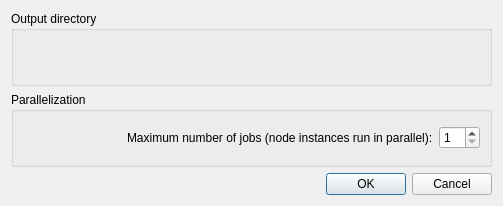
Before: the Qt Designer form src/openms_gui/source/VISUAL/DIALOGS/TOPPASOutputFilesDialog.ui in OpenMS/OpenMS-TOPP-GUI, drawn with Qt 5.
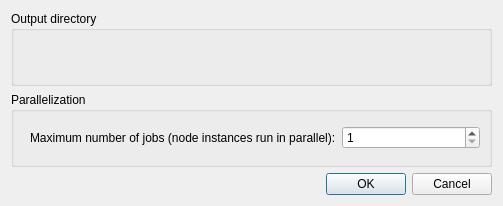
After: the same form once the commit is applied. Custom widgets are drawn as their Qt base class.

Commit message: fix spinbox sizes in Windows11 layout for Qt, which seems to compute minimum sizes wrongly (making the spinbox too narrow to read and use)

What changed in the file:
```diff
--- a/src/openms_gui/source/VISUAL/DIALOGS/TOPPASOutputFilesDialog.ui
+++ b/src/openms_gui/source/VISUAL/DIALOGS/TOPPASOutputFilesDialog.ui
@@ -37,12 +37,6 @@
         <property name="orientation">
          <enum>Qt::Horizontal</enum>
         </property>
-        <property name="sizeHint" stdset="0">
-         <size>
-          <width>203</width>
-          <height>20</height>
-         </size>
-        </property>
        </spacer>
       </item>
       <item>
@@ -60,6 +54,12 @@
         <property name="value">
          <number>1</number>
         </property>
+         <property name="minimumSize">
+           <size>
+             <width>70</width>
+             <height>0</height>
+           </size>
+         </property>
        </widget>
       </item>
      </layout>
```
The commit also changes 1 other file.
